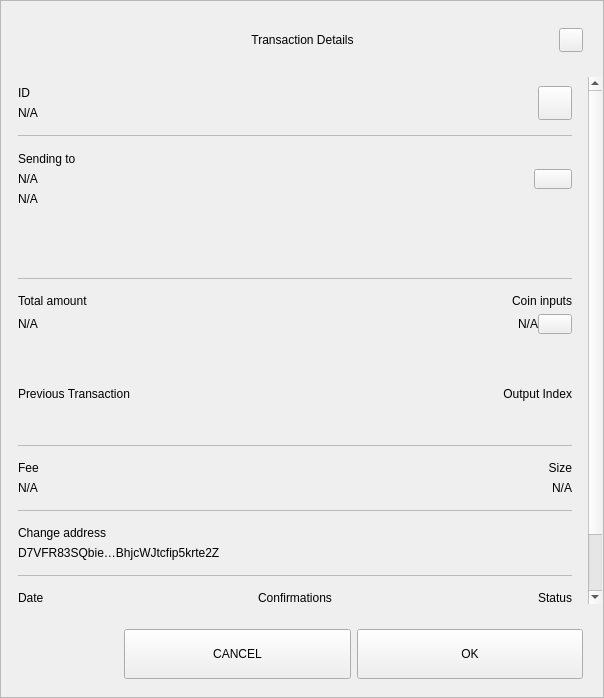
Qt form src/qt/alnj/forms/sendconfirmdialog.ui (Gh0st-N1njA/ALNJCoin) before a commit.
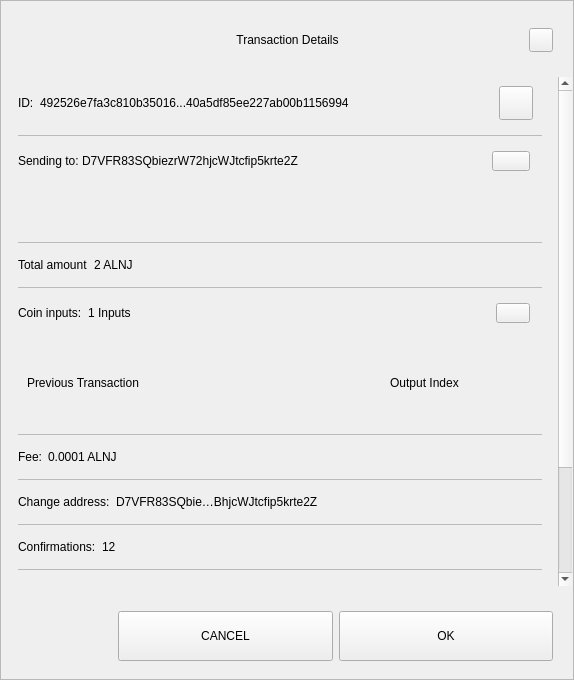
The same form after that commit.

Commit message: ALNJ conversion

Patch:
```diff
--- a/src/qt/alnj/forms/sendconfirmdialog.ui
+++ b/src/qt/alnj/forms/sendconfirmdialog.ui
@@ -6,8 +6,8 @@
    <rect>
     <x>0</x>
     <y>0</y>
-    <width>604</width>
-    <height>698</height>
+    <width>574</width>
+    <height>680</height>
    </rect>
   </property>
   <property name="sizePolicy">
@@ -218,8 +218,8 @@
              <rect>
               <x>0</x>
               <y>0</y>
-              <width>586</width>
-              <height>644</height>
+              <width>556</width>
+              <height>672</height>
              </rect>
             </property>
             <property name="autoFillBackground">
@@ -263,15 +263,10 @@
                 </property>
                 <item>
                  <widget class="QWidget" name="contentID" native="true">
-                  <layout class="QHBoxLayout" name="horizontalLayout_12" stretch="0,0">
+                  <layout class="QHBoxLayout" name="horizontalLayout_12" stretch="0,1,0">
                    <property name="leftMargin">
                     <number>0</number>
                    </property>
-                   <property name="rightMargin">
-                    <number>0</number>
-                   </property>
-                   <item>
-                    <layout class="QVBoxLayout" name="contentID_int">
                      <item>
                       <widget class="QLabel" name="labelId">
                        <property name="maximumSize">
@@ -281,18 +276,16 @@
                         </size>
                        </property>
                        <property name="text">
-                        <string>ID</string>
+                      <string>ID:</string>
                        </property>
                       </widget>
                      </item>
                      <item>
                       <widget class="QLabel" name="textId">
                        <property name="text">
-                        <string notr="true">N/A</string>
-                       </property>
-                      </widget>
-                     </item>
-                    </layout>
+                      <string>492526e7fa3c810b35016...40a5df85ee227ab00b1156994</string>
+                     </property>
+                    </widget>
                    </item>
                    <item>
                     <widget class="QPushButton" name="pushCopy">
@@ -326,7 +319,7 @@
                  </widget>
                 </item>
                 <item>
-                 <widget class="QLabel" name="labelDividerID">
+                 <widget class="QLabel" name="labelDivider9">
                   <property name="maximumSize">
                    <size>
                     <width>16777215</width>
@@ -342,36 +335,16 @@
                  </widget>
                 </item>
                 <item>
-                 <widget class="QWidget" name="contentOutputsLabel" native="true">
-                  <layout class="QHBoxLayout" name="horizontalLayout_11" stretch="0,0">
+                 <widget class="QWidget" name="contentOutputs" native="true">
+                  <layout class="QHBoxLayout" name="horizontalLayout_11" stretch="0,3,0">
                    <property name="spacing">
-                    <number>6</number>
-                   </property>
-                   <property name="leftMargin">
                     <number>0</number>
                    </property>
-                   <property name="topMargin">
-                    <number>9</number>
-                   </property>
-                   <property name="rightMargin">
-                    <number>0</number>
-                   </property>
-                   <property name="bottomMargin">
-                    <number>9</number>
-                   </property>
-                   <item>
-                    <layout class="QVBoxLayout" name="contentOutputsLabel_int">
                      <property name="leftMargin">
                       <number>0</number>
                      </property>
-                     <property name="topMargin">
-                      <number>1</number>
-                     </property>
                      <property name="rightMargin">
-                      <number>6</number>
-                     </property>
-                     <property name="bottomMargin">
-                      <number>1</number>
+                    <number>12</number>
                      </property>
                      <item>
                       <widget class="QLabel" name="labelSend">
@@ -382,43 +355,16 @@
                         </size>
                        </property>
                        <property name="text">
-                        <string>Sending to</string>
-                       </property>
-                      </widget>
-                     </item>
-                     <item>
-                      <widget class="QWidget" name="widget" native="true">
-                       <layout class="QVBoxLayout" name="verticalLayout_6">
-                        <property name="leftMargin">
-                         <number>0</number>
-                        </property>
-                        <property name="topMargin">
-                         <number>0</number>
-                        </property>
-                        <property name="rightMargin">
-                         <number>0</number>
-                        </property>
-                        <property name="bottomMargin">
-                         <number>0</number>
-                        </property>
-                        <item>
-                         <widget class="QLabel" name="textSendLabel">
-                          <property name="text">
-                           <string notr="true">N/A</string>
+                      <string>Sending to: </string>
                           </property>
                          </widget>
                         </item>
                         <item>
                          <widget class="QLabel" name="textSend">
                           <property name="text">
-                           <string notr="true">N/A</string>
-                          </property>
-                         </widget>
-                        </item>
-                       </layout>
-                      </widget>
-                     </item>
-                    </layout>
+                      <string>D7VFR83SQbiezrW72hjcWJtcfip5krte2Z </string>
+                     </property>
+                    </widget>
                    </item>
                    <item>
                     <widget class="QPushButton" name="pushOutputs">
@@ -469,7 +415,7 @@
                     <rect>
                      <x>0</x>
                      <y>0</y>
-                     <width>552</width>
+                     <width>522</width>
                      <height>48</height>
                     </rect>
                    </property>
@@ -482,7 +428,7 @@
                  </widget>
                 </item>
                 <item>
-                 <widget class="QLabel" name="labelDividerOutputs">
+                 <widget class="QLabel" name="labelDivider8">
                   <property name="maximumSize">
                    <size>
                     <width>16777215</width>
@@ -498,31 +444,12 @@
                  </widget>
                 </item>
                 <item>
-                 <widget class="QWidget" name="gridAmounts" native="true">
-                  <layout class="QGridLayout" name="contentAmountInputs">
+                 <widget class="QWidget" name="contentAmount" native="true">
+                  <layout class="QHBoxLayout" name="horizontalLayout_4" stretch="0,1">
                    <property name="leftMargin">
                     <number>0</number>
                    </property>
-                   <property name="topMargin">
-                    <number>9</number>
-                   </property>
-                   <property name="rightMargin">
-                    <number>0</number>
-                   </property>
-                   <property name="bottomMargin">
-                    <number>9</number>
-                   </property>
-                   <property name="horizontalSpacing">
-                    <number>12</number>
-                   </property>
-                   <item row="1" column="0">
-                    <widget class="QLabel" name="textAmount">
-                     <property name="text">
-                      <string notr="true">N/A</string>
-                     </property>
-                    </widget>
-                   </item>
-                   <item row="0" column="0">
+                   <item>
                     <widget class="QLabel" name="labelAmount">
                      <property name="maximumSize">
                       <size>
@@ -535,7 +462,42 @@
                      </property>
                     </widget>
                    </item>
-                   <item row="0" column="3">
+                   <item>
+                    <widget class="QLabel" name="textAmount">
+                     <property name="text">
+                      <string>2 ALNJ</string>
+                     </property>
+                    </widget>
+                   </item>
+                  </layout>
+                 </widget>
+                </item>
+                <item>
+                 <widget class="QLabel" name="labelDivider6">
+                  <property name="maximumSize">
+                   <size>
+                    <width>16777215</width>
+                    <height>1</height>
+                   </size>
+                  </property>
+                  <property name="styleSheet">
+                   <string notr="true">background-color:#bababa;</string>
+                  </property>
+                  <property name="text">
+                   <string/>
+                  </property>
+                 </widget>
+                </item>
+                <item>
+                 <widget class="QWidget" name="contentInputs" native="true">
+                  <layout class="QHBoxLayout" name="horizontalLayout" stretch="0,2,0">
+                   <property name="leftMargin">
+                    <number>0</number>
+                   </property>
+                   <property name="rightMargin">
+                    <number>12</number>
+                   </property>
+                   <item>
                     <widget class="QLabel" name="labelInputs">
                      <property name="sizePolicy">
                       <sizepolicy hsizetype="Minimum" vsizetype="Preferred">
@@ -550,22 +512,14 @@
                       </size>
                      </property>
                      <property name="text">
-                      <string>Coin inputs</string>
-                     </property>
-                     <property name="alignment">
-                      <set>Qt::AlignRight|Qt::AlignTrailing|Qt::AlignVCenter</set>
+                      <string>Coin inputs:</string>
                      </property>
                     </widget>
                    </item>
-                   <item row="1" column="3">
-                    <layout class="QHBoxLayout" name="horizontalLayout">
                      <item>
                       <widget class="QLabel" name="textInputs">
                        <property name="text">
-                        <string notr="true">N/A</string>
-                       </property>
-                       <property name="alignment">
-                        <set>Qt::AlignRight|Qt::AlignTrailing|Qt::AlignVCenter</set>
+                      <string>1 Inputs</string>
                        </property>
                       </widget>
                      </item>
@@ -580,9 +534,6 @@
                        <property name="focusPolicy">
                         <enum>Qt::NoFocus</enum>
                        </property>
-                       <property name="layoutDirection">
-                        <enum>Qt::LeftToRight</enum>
-                       </property>
                        <property name="styleSheet">
                         <string notr="true"/>
                        </property>
@@ -590,8 +541,6 @@
                         <string/>
                        </property>
                       </widget>
-                     </item>
-                    </layout>
                    </item>
                   </layout>
                  </widget>
@@ -610,41 +559,13 @@
                     <height>90</height>
                    </size>
                   </property>
-                  <property name="lineWidth">
-                   <number>0</number>
-                  </property>
-                  <layout class="QGridLayout" name="gridLayoutInput" columnstretch="5,0">
+                  <layout class="QGridLayout" name="gridLayoutInput" columnstretch="5,2" rowminimumheight="0">
                    <property name="sizeConstraint">
                     <enum>QLayout::SetMaximumSize</enum>
                    </property>
-                   <property name="leftMargin">
-                    <number>0</number>
-                   </property>
-                   <property name="rightMargin">
-                    <number>0</number>
-                   </property>
                    <property name="verticalSpacing">
                     <number>0</number>
                    </property>
-                   <item row="0" column="1">
-                    <widget class="QLabel" name="labelOutputIndex">
-                     <property name="layoutDirection">
-                      <enum>Qt::LeftToRight</enum>
-                     </property>
-                     <property name="text">
-                      <string>Output Index</string>
-                     </property>
-                     <property name="textFormat">
-                      <enum>Qt::AutoText</enum>
-                     </property>
-                     <property name="alignment">
-                      <set>Qt::AlignRight|Qt::AlignTrailing|Qt::AlignVCenter</set>
-                     </property>
-                     <property name="margin">
-                      <number>0</number>
-                     </property>
-                    </widget>
-                   </item>
                    <item row="0" column="0" alignment="Qt::AlignLeft">
                     <widget class="QLabel" name="labelTitlePrevTx">
                      <property name="text">
@@ -652,11 +573,21 @@
                      </property>
                     </widget>
                    </item>
+                   <item row="0" column="1" alignment="Qt::AlignLeft">
+                    <widget class="QLabel" name="labelOutputIndex">
+                     <property name="text">
+                      <string>Output Index</string>
+                     </property>
+                     <property name="alignment">
+                      <set>Qt::AlignCenter</set>
+                     </property>
+                    </widget>
+                   </item>
                   </layout>
                  </widget>
                 </item>
                 <item>
-                 <widget class="QLabel" name="labelDividerPrevtx">
+                 <widget class="QLabel" name="labelDivider1">
                   <property name="maximumSize">
                    <size>
                     <width>16777215</width>
@@ -672,19 +603,9 @@
                  </widget>
                 </item>
                 <item>
-                 <layout class="QHBoxLayout" name="contentFeeSize">
-                  <property name="topMargin">
-                   <number>9</number>
-                  </property>
-                  <property name="bottomMargin">
-                   <number>9</number>
-                  </property>
-                  <item>
-                   <layout class="QVBoxLayout" name="contentFee">
-                    <property name="topMargin">
-                     <number>0</number>
-                    </property>
-                    <property name="bottomMargin">
+                 <widget class="QWidget" name="contentFee" native="true">
+                  <layout class="QHBoxLayout" name="horizontalLayout_7" stretch="0,1">
+                   <property name="leftMargin">
                      <number>0</number>
                     </property>
                     <item>
@@ -696,64 +617,22 @@
                        </size>
                       </property>
                       <property name="text">
-                       <string>Fee</string>
+                      <string>Fee:</string>
                       </property>
                      </widget>
                     </item>
                     <item>
                      <widget class="QLabel" name="textFee">
                       <property name="text">
-                       <string notr="true">N/A</string>
+                      <string>0.0001 ALNJ</string>
                       </property>
                      </widget>
                     </item>
                    </layout>
-                  </item>
-                  <item>
-                   <widget class="QWidget" name="contentSize" native="true">
-                    <layout class="QVBoxLayout" name="contentSize_layout">
-                     <property name="topMargin">
-                      <number>0</number>
-                     </property>
-                     <property name="rightMargin">
-                      <number>0</number>
-                     </property>
-                     <property name="bottomMargin">
-                      <number>0</number>
-                     </property>
-                     <item>
-                      <widget class="QLabel" name="labelSize">
-                       <property name="maximumSize">
-                        <size>
-                         <width>16777215</width>
-                         <height>16777215</height>
-                        </size>
-                       </property>
-                       <property name="text">
-                        <string>Size</string>
-                       </property>
-                       <property name="alignment">
-                        <set>Qt::AlignRight|Qt::AlignTrailing|Qt::AlignVCenter</set>
-                       </property>
                       </widget>
                      </item>
                      <item>
-                      <widget class="QLabel" name="textSize">
-                       <property name="text">
-                        <string notr="true">N/A</string>
-                       </property>
-                       <property name="alignment">
-                        <set>Qt::AlignRight|Qt::AlignTrailing|Qt::AlignVCenter</set>
-                       </property>
-                      </widget>
-                     </item>
-                    </layout>
-                   </widget>
-                  </item>
-                 </layout>
-                </item>
-                <item>
-                 <widget class="QLabel" name="labelDividerFeeSize">
+                 <widget class="QLabel" name="labelDivider2">
                   <property name="maximumSize">
                    <size>
                     <width>16777215</width>
@@ -770,19 +649,10 @@
                 </item>
                 <item>
                  <widget class="QWidget" name="contentChangeAddress" native="true">
-                  <layout class="QVBoxLayout" name="contentChangeAddress_layout">
+                  <layout class="QHBoxLayout" name="horizontalLayout_6" stretch="0,1">
                    <property name="leftMargin">
                     <number>0</number>
                    </property>
-                   <property name="topMargin">
-                    <number>9</number>
-                   </property>
-                   <property name="rightMargin">
-                    <number>0</number>
-                   </property>
-                   <property name="bottomMargin">
-                    <number>9</number>
-                   </property>
                    <item>
                     <widget class="QLabel" name="labelChange">
                      <property name="maximumSize">
@@ -792,7 +662,7 @@
                       </size>
                      </property>
                      <property name="text">
-                      <string>Change address</string>
+                      <string>Change address:</string>
                      </property>
                     </widget>
                    </item>
@@ -807,7 +677,7 @@
                  </widget>
                 </item>
                 <item>
-                 <widget class="QLabel" name="labelDividerChange">
+                 <widget class="QLabel" name="labelDivider4">
                   <property name="maximumSize">
                    <size>
                     <width>16777215</width>
@@ -823,25 +693,12 @@
                  </widget>
                 </item>
                 <item>
-                 <widget class="QWidget" name="gridConfDateStatus" native="true">
-                  <layout class="QGridLayout" name="contentConfDateStatus">
+                 <widget class="QWidget" name="contentConfirmations" native="true">
+                  <layout class="QHBoxLayout" name="horizontalLayout_8" stretch="0,1">
                    <property name="leftMargin">
                     <number>0</number>
                    </property>
-                   <property name="rightMargin">
-                    <number>0</number>
-                   </property>
-                   <item row="1" column="3">
-                    <widget class="QLabel" name="textStatus">
-                     <property name="text">
-                      <string>Spendable</string>
-                     </property>
-                     <property name="alignment">
-                      <set>Qt::AlignRight|Qt::AlignTrailing|Qt::AlignVCenter</set>
-                     </property>
-                    </widget>
-                   </item>
-                   <item row="0" column="1">
+                   <item>
                     <widget class="QLabel" name="labelConfirmations">
                      <property name="maximumSize">
                       <size>
@@ -850,40 +707,88 @@
                       </size>
                      </property>
                      <property name="text">
-                      <string>Confirmations</string>
+                      <string>Confirmations:</string>
                      </property>
-                     <property name="alignment">
-                      <set>Qt::AlignCenter</set>
-                     </property>
                     </widget>
                    </item>
-                   <item row="0" column="3">
-                    <widget class="QLabel" name="labelStatus">
-                     <property name="maximumSize">
-                      <size>
-                       <width>16777215</width>
-                       <height>16777215</height>
-                      </size>
-                     </property>
-                     <property name="text">
-                      <string>Status</string>
-                     </property>
-                     <property name="alignment">
-                      <set>Qt::AlignRight|Qt::AlignTrailing|Qt::AlignVCenter</set>
-                     </property>
-                    </widget>
-                   </item>
-                   <item row="1" column="1">
+                   <item>
                     <widget class="QLabel" name="textConfirmations">
                      <property name="text">
-                      <string notr="true">N/A</string>
+                      <string>12</string>
                      </property>
-                     <property name="alignment">
-                      <set>Qt::AlignCenter</set>
-                     </property>
-                    </widget>
-                   </item>
-                   <item row="0" column="0">
+                    </widget>
+                   </item>
+                  </layout>
+                 </widget>
+                </item>
+                <item>
+                 <widget class="QLabel" name="labelDivider7">
+                  <property name="maximumSize">
+                   <size>
+                    <width>16777215</width>
+                    <height>1</height>
+                   </size>
+                  </property>
+                  <property name="styleSheet">
+                   <string notr="true">background-color:#bababa;</string>
+                  </property>
+                  <property name="text">
+                   <string/>
+                  </property>
+                 </widget>
+                </item>
+                <item>
+                 <widget class="QWidget" name="contentSize" native="true">
+                  <layout class="QHBoxLayout" name="horizontalLayout_9" stretch="0,1">
+                   <property name="leftMargin">
+                    <number>0</number>
+                   </property>
+                   <item>
+                    <widget class="QLabel" name="labelSize">
+                     <property name="maximumSize">
+                      <size>
+                       <width>16777215</width>
+                       <height>16777215</height>
+                      </size>
+                     </property>
+                     <property name="text">
+                      <string>Size:</string>
+                     </property>
+                    </widget>
+                   </item>
+                   <item>
+                    <widget class="QLabel" name="textSize">
+                     <property name="text">
+                      <string>2 kB</string>
+                     </property>
+                    </widget>
+                   </item>
+                  </layout>
+                 </widget>
+                </item>
+                <item>
+                 <widget class="QLabel" name="labelDivider3">
+                  <property name="maximumSize">
+                   <size>
+                    <width>16777215</width>
+                    <height>1</height>
+                   </size>
+                  </property>
+                  <property name="styleSheet">
+                   <string notr="true">background-color:#bababa;</string>
+                  </property>
+                  <property name="text">
+                   <string/>
+                  </property>
+                 </widget>
+                </item>
+                <item>
+                 <widget class="QWidget" name="contentDate" native="true">
+                  <layout class="QHBoxLayout" name="horizontalLayout_5" stretch="0,1">
+                   <property name="leftMargin">
+                    <number>0</number>
+                   </property>
+                   <item>
                     <widget class="QLabel" name="labelDate">
                      <property name="maximumSize">
                       <size>
@@ -892,28 +797,22 @@
                       </size>
                      </property>
                      <property name="text">
-                      <string>Date</string>
-                     </property>
-                     <property name="alignment">
-                      <set>Qt::AlignLeading|Qt::AlignLeft|Qt::AlignVCenter</set>
+                      <string>Date:</string>
                      </property>
                     </widget>
                    </item>
-                   <item row="1" column="0">
+                   <item>
                     <widget class="QLabel" name="textDate">
                      <property name="text">
                       <string>May 25, 2017</string>
                      </property>
-                     <property name="alignment">
-                      <set>Qt::AlignLeading|Qt::AlignLeft|Qt::AlignVCenter</set>
-                     </property>
                     </widget>
                    </item>
                   </layout>
                  </widget>
                 </item>
                 <item>
-                 <widget class="QLabel" name="labelDividerConfs">
+                 <widget class="QLabel" name="labelDivider5">
                   <property name="maximumSize">
                    <size>
                     <width>16777215</width>
@@ -928,6 +827,35 @@
                   </property>
                  </widget>
                 </item>
+                <item>
+                 <widget class="QWidget" name="contentStatus" native="true">
+                  <layout class="QHBoxLayout" name="horizontalLayout_10" stretch="0,1">
+                   <property name="leftMargin">
+                    <number>0</number>
+                   </property>
+                   <item>
+                    <widget class="QLabel" name="labelStatus">
+                     <property name="maximumSize">
+                      <size>
+                       <width>16777215</width>
+                       <height>16777215</height>
+                      </size>
+                     </property>
+                     <property name="text">
+                      <string>Status:</string>
+                     </property>
+                    </widget>
+                   </item>
+                   <item>
+                    <widget class="QLabel" name="textStatus">
+                     <property name="text">
+                      <string>Spendable</string>
+                     </property>
+                    </widget>
+                   </item>
+                  </layout>
+                 </widget>
+                </item>
                 <item>
                  <spacer name="verticalSpacer_2">
                   <property name="orientation">
```
Lines whose indentation alone changed are shown as unchanged. The commit also changes 981 other files.
